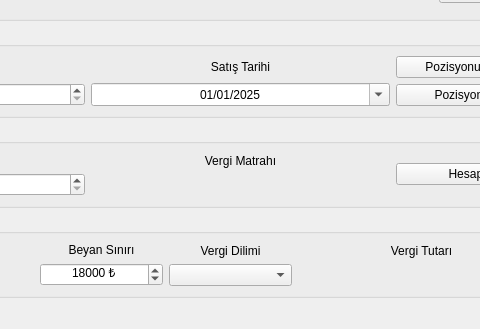
Qt form gui/mainwindow.ui (cihansenyuz/tax-calc) before a commit; both pictures show x 234 to 714 and y 271 to 600 of the 800 by 600 pixel window.
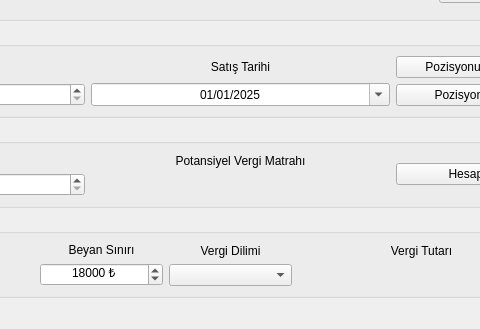
The same form after that commit.

Commit message: improve UX with better label texts

```diff
--- a/gui/mainwindow.ui
+++ b/gui/mainwindow.ui
@@ -323,7 +323,7 @@
            <item>
             <widget class="QLabel" name="label_7">
              <property name="text">
-              <string>Vergi Matrahı</string>
+              <string>Potansiyel Vergi Matrahı</string>
              </property>
              <property name="alignment">
               <set>Qt::AlignmentFlag::AlignCenter</set>
```
Left out of the diff: 2 changed lines with no effect on the pictures. The commit also changes 1 other file.
